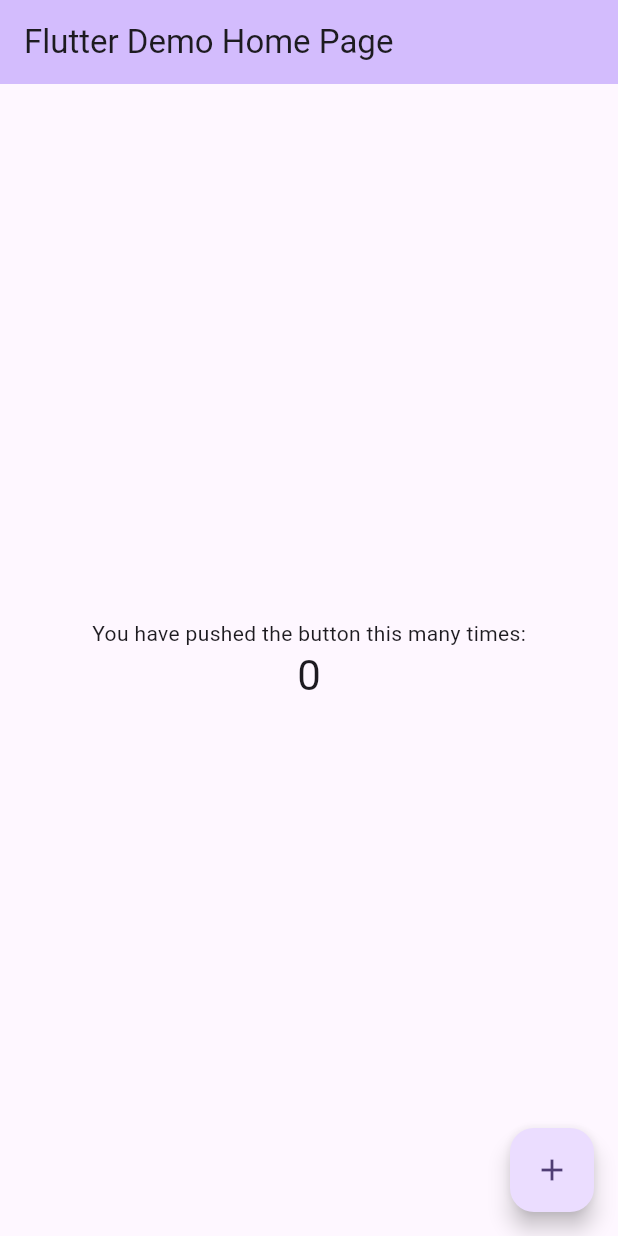
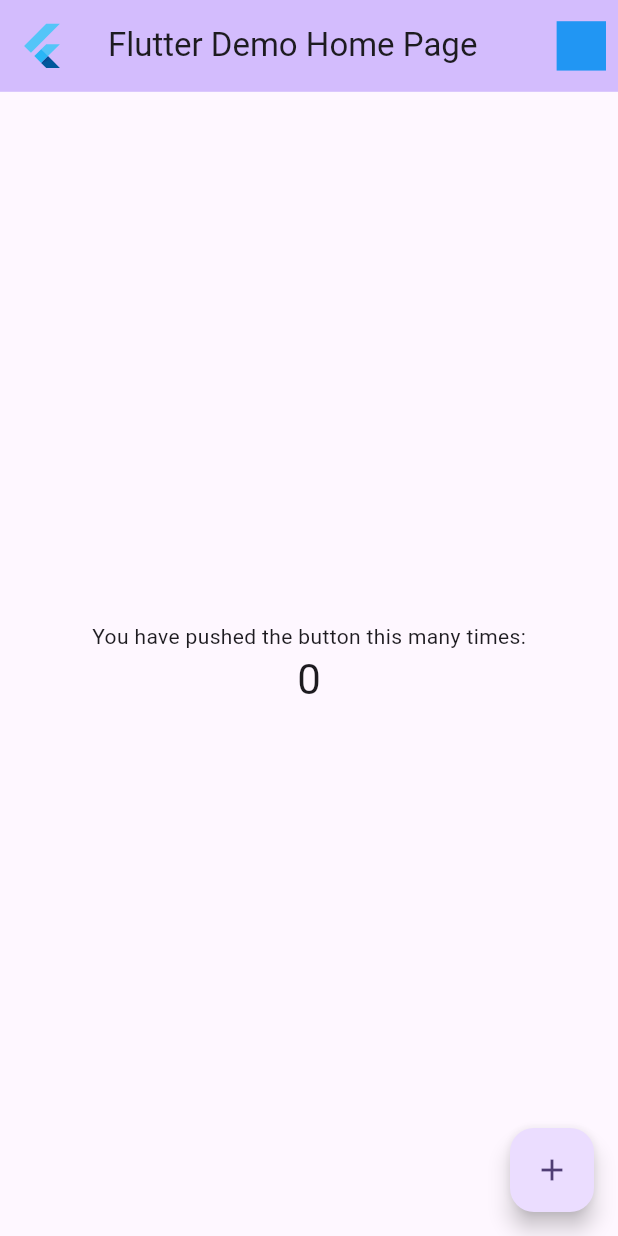
Before and after one commit to predatorx7/responsivebility, a Flutter app: the screen it shows after launch, on a phone screen of 412 x 824 dp. Run offline on Flutter 3.47's test engine with Material 2 defaults, Android fonts, the phone set to English and light mode, and no system bars.

Commit message:
Update package name

```diff
--- a/example/lib/main.dart
+++ b/example/lib/main.dart
@@ -1,4 +1,5 @@
 import 'package:flutter/material.dart';
+import 'package:responsivebility/responsivebility.dart';
 
 void main() {
   runApp(const MyApp());
@@ -39,9 +40,57 @@ class _MyHomePageState extends State<MyHomePage> {
 
   @override
   Widget build(BuildContext context) {
+    final responsive = Responsivebility.of(
+      context,
+      range: ResponsiveRange({
+        360: 24,
+        500: 48,
+        800: 65,
+      }),
+      breakpointSize: (size, visualDensity) {
+        return size.width;
+      },
+    );
+
     return Scaffold(
       appBar: AppBar(
         backgroundColor: Theme.of(context).colorScheme.inversePrimary,
+        toolbarHeight: responsive.size(
+          range: ResponsiveRange({
+            360: kToolbarHeight,
+            800: 100,
+          }),
+        ),
+        leading: Column(
+          mainAxisAlignment: MainAxisAlignment.center,
+          children: [
+            FlutterLogo(
+              // This will return a value between 24 and 48.
+              // It'll have a value that is linear interpolated between 360 and 800
+              // depending upon the screen's shortest width (by default).
+              size: responsive.size(
+                range: ResponsiveRange({
+                  360: 24,
+                  500: 48,
+                }),
+              ),
+              // Change properties based on conditions
+              style: responsive.valueOf<FlutterLogoStyle>(
+                when: (size) {
+                  if (size > 80) return FlutterLogoStyle.horizontal;
+                  if (size > kToolbarHeight) return FlutterLogoStyle.stacked;
+                  return FlutterLogoStyle.markOnly;
+                },
+              ),
+            ),
+          ],
+        ),
+        actions: [
+          Padding(
+            padding: const EdgeInsets.all(8.0),
+            child: ActionButton(responsive: responsive),
+          ),
+        ],
         title: Text(widget.title),
       ),
       body: Center(
@@ -66,3 +115,46 @@ class _MyHomePageState extends State<MyHomePage> {
     );
   }
 }
+
+class ActionButton extends StatelessWidget {
+  const ActionButton({
+    super.key,
+    required this.responsive,
+  });
+
+  final Responsivebility responsive;
+
+  @override
+  Widget build(BuildContext context) {
+    return Column(
+      mainAxisAlignment: MainAxisAlignment.center,
+      children: [
+        Container(
+          // This will return a value between 24 and 48.
+          // It'll have a value that is linear interpolated between 360 and 800
+          // depending upon the screen's shortest width (by default).
+          height: responsive.size(
+            range: ResponsiveRange({
+              360: 24,
+              500: 48,
+            }),
+          ),
+          width: responsive.size(
+            range: ResponsiveRange({
+              360: 24,
+              500: 48,
+            }),
+          ),
+          // Change properties based on conditions
+          color: responsive.valueOf<Color>(
+            when: (size) {
+              if (size > 80) return Colors.red;
+              if (size > kToolbarHeight) return Colors.orange;
+              return Colors.blue;
+            },
+          ),
+        ),
+      ],
+    );
+  }
+}
--- a/example/pubspec.yaml
+++ b/example/pubspec.yaml
@@ -35,6 +35,8 @@ dependencies:
   # The following adds the Cupertino Icons font to your application.
   # Use with the CupertinoIcons class for iOS style icons.
   cupertino_icons: ^1.0.2
+  responsivebility:
+    path: ../
 
 dev_dependencies:
   flutter_test:
--- a/lib/responsive.dart
+++ b/lib/responsive.dart
@@ -16,13 +16,13 @@ class ResponsiveRange {
           (key, value) => MapEntry(key.value, value),
         );
 
+  const ResponsiveRange.empty() : valueByRange = const {};
+
   final Map<double, double> valueByRange;
 
   double computeResponsiveSizeFrom(
     double size,
   ) {
-    assert(valueByRange.isNotEmpty, 'valueByRange must not be empty');
-
     final values = SplayTreeMap<double, double>.from(valueByRange);
     final ranges = values.keys;
     double begin = ranges.first;
--- /dev/null
+++ b/lib/responsivebility.dart
@@ -0,0 +1,68 @@
+library widget_layout;
+
+import 'package:flutter/material.dart';
+
+import 'responsive.dart';
+
+export 'breakpoint/breakpoint.dart';
+export 'responsive.dart';
+export 'flex_constraint_box.dart';
+
+typedef GetBreakpointSizeCallback = double Function(
+  Size mediaSize,
+  VisualDensity visualDensity,
+);
+
+class Responsivebility {
+  const Responsivebility.of(
+    BuildContext context, {
+    this.range = const ResponsiveRange.empty(),
+    this.breakpointSize,
+    this.useTextScaleFactor = true,
+  }) : _context = context;
+
+  final BuildContext _context;
+  final ResponsiveRange range;
+  final GetBreakpointSizeCallback? breakpointSize;
+  final bool useTextScaleFactor;
+
+  double size({
+    GetBreakpointSizeCallback? breakpointSize,
+    ResponsiveRange? range,
+    bool? useTextScaleFactor,
+  }) {
+    final size = MediaQuery.sizeOf(_context);
+
+    final currentSizeCallback = breakpointSize ?? this.breakpointSize;
+
+    double currentSize = currentSizeCallback != null
+        ? currentSizeCallback(size, Theme.of(_context).visualDensity)
+        : size.width;
+
+    if (useTextScaleFactor ?? this.useTextScaleFactor) {
+      final textScaleFactor = MediaQuery.textScaleFactorOf(_context);
+      currentSize = currentSize * textScaleFactor;
+    }
+
+    final effectiveRange = range ?? this.range;
+
+    final responsiveSize = effectiveRange.computeResponsiveSizeFrom(
+      currentSize,
+    );
+
+    return responsiveSize;
+  }
+
+  T valueOf<T>({
+    GetBreakpointSizeCallback? breakpointSize,
+    ResponsiveRange? range,
+    bool? useTextScaleFactor,
+    required T Function(double size) when,
+  }) {
+    return when(size(
+      breakpointSize: breakpointSize,
+      range: range,
+      useTextScaleFactor: useTextScaleFactor,
+    ));
+  }
+}
--- a/lib/widget_layout.dart
+++ /dev/null
@@ -1,43 +0,0 @@
-library widget_layout;
-
-import 'package:flutter/material.dart';
-import 'package:flutter/widgets.dart';
-
-import 'responsive.dart';
-
-export 'breakpoint/breakpoint.dart';
-export 'responsive.dart';
-export 'flex_constraint_box.dart';
-
-class ResponsiveSizeProvider extends StatelessWidget {
-  const ResponsiveSizeProvider({
-    super.key,
-    required this.range,
-    this.getCurrentSize,
-    this.useTextScaleFactor = true,
-    required this.builder,
-    this.child,
-  });
-
-  final ResponsiveRange range;
-  final bool useTextScaleFactor;
-  final double Function(Size mediaSize)? getCurrentSize;
-  final ValueWidgetBuilder<double> builder;
-  final Widget? child;
-
-  @override
-  Widget build(BuildContext context) {
-    final size = MediaQuery.sizeOf(context);
-
-    double currentSize = getCurrentSize?.call(size) ?? size.shortestSide;
-
-    if (useTextScaleFactor) {
-      final textScaleFactor = MediaQuery.textScaleFactorOf(context);
-      currentSize = currentSize * textScaleFactor;
-    }
-
-    final responsiveSize = range.computeResponsiveSizeFrom(currentSize);
-
-    return builder(context, responsiveSize, child);
-  }
-}
--- a/pubspec.yaml
+++ b/pubspec.yaml
@@ -1,7 +1,7 @@
-name: widget_layout
-description: Simple utilities for widgets to make responsive layouts in flutter
+name: responsivebility
+description: Simple utilities for widgets for making responsive layouts in flutter
 version: 0.1.0
-repository: https://github.com/predatorx7/widget_layout
+repository: https://github.com/predatorx7/responsivebility
 
 environment:
   sdk: '>=3.0.0 <4.0.0'
```
Also changed, not shown: example/pubspec.lock, 3 other files.
